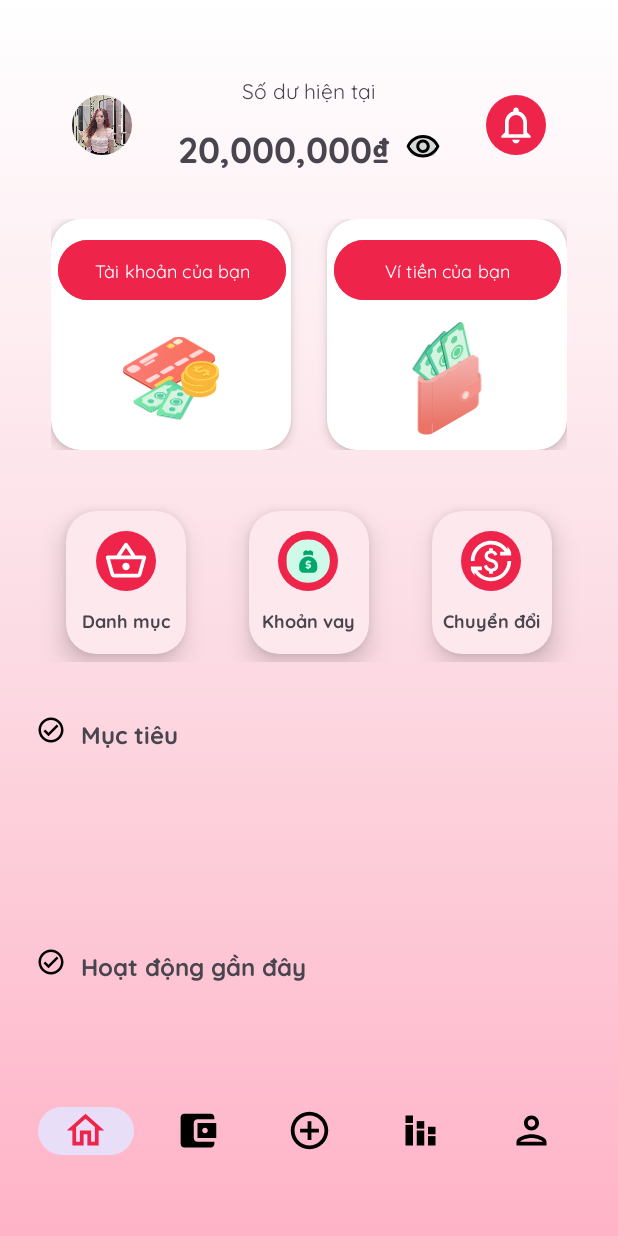
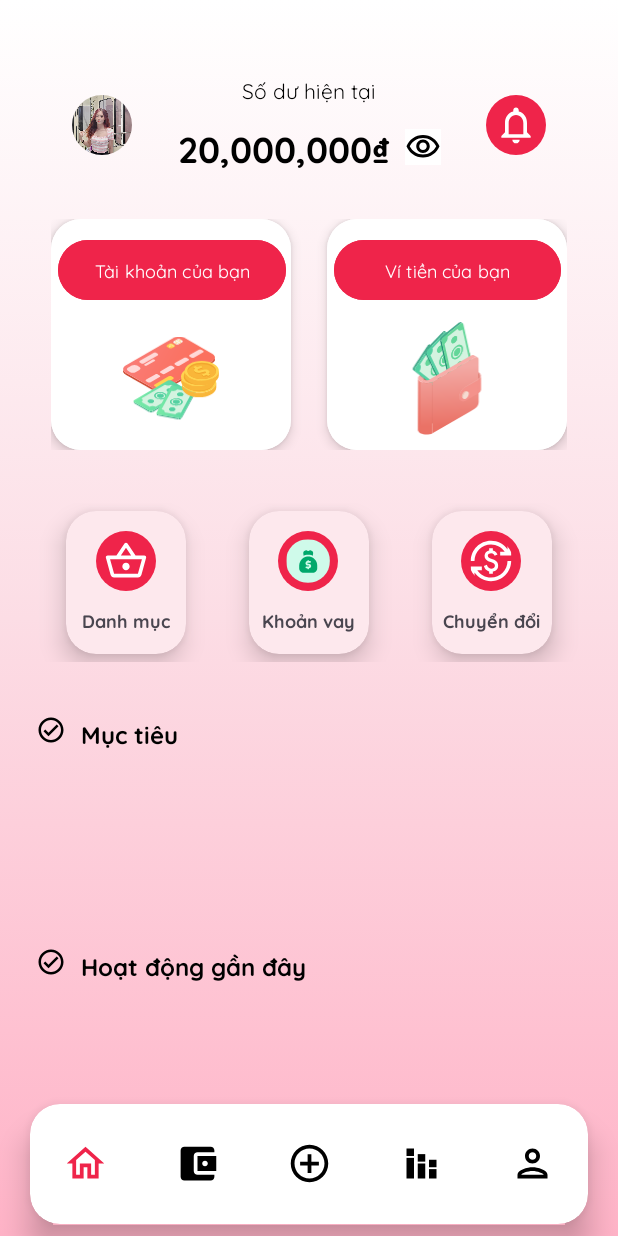
Before and after one commit to QuDaMyker/personal-expense-management, an Android app: the HomeFragment screen opened directly, with no data from a screen before it, on a phone screen of 412 x 824 dp. Run offline under Robolectric (Android 15) with nearby library versions, the phone set to English and light mode, and no system bars; our stand-ins replace CircleImageView.

Commit message:
fix menu

```diff
--- /dev/null
+++ b/app/src/main/res/color/item_bottom_nav_menu.xml
@@ -0,0 +1,5 @@
+<?xml version="1.0" encoding="utf-8"?>
+<selector xmlns:android="http://schemas.android.com/apk/res/android">
+    <item android:color="@color/primary40" android:state_checked="true"/>
+    <item android:color="@color/black" android:state_checked="false"/>
+</selector>
--- a/app/src/main/res/layout/activity_login.xml
+++ b/app/src/main/res/layout/activity_login.xml
@@ -4,14 +4,15 @@
     xmlns:tools="http://schemas.android.com/tools"
     android:layout_width="match_parent"
     android:layout_height="match_parent"
+    android:background="@color/white"
     android:padding="24dp"
     tools:context=".controller.activity.login.LoginActivity">
 
     <ImageView
-        android:layout_marginTop="60dp"
         android:id="@+id/icLogin"
         android:layout_width="wrap_content"
         android:layout_height="wrap_content"
+        android:layout_marginTop="60dp"
         android:src="@drawable/ic_login"
         app:layout_constraintLeft_toLeftOf="parent"
         app:layout_constraintRight_toRightOf="parent"
@@ -55,10 +56,10 @@
         android:layout_marginStart="24dp"
         android:layout_marginTop="30dp"
         android:layout_marginEnd="24dp"
-        android:padding="15dp"
         android:backgroundTint="@color/primary90"
         android:drawableLeft="@drawable/ic_google"
         android:fontFamily="@font/quicksand_bold"
+        android:padding="15dp"
         android:text="Đăng nhập với Google"
         android:textColor="@color/primary40"
         android:textSize="12dp"
@@ -74,11 +75,11 @@
         android:layout_gravity="center"
         android:layout_marginStart="24dp"
         android:layout_marginTop="20dp"
-        android:padding="15dp"
         android:layout_marginEnd="24dp"
         android:backgroundTint="@color/primary40"
         android:drawableLeft="@drawable/ic_arrow_forward_24"
         android:fontFamily="@font/quicksand_bold"
+        android:padding="15dp"
         android:text="Bỏ qua và khám phá ngay"
         android:textColor="@color/white"
         android:textSize="12dp"
--- a/app/src/main/res/layout/activity_root.xml
+++ b/app/src/main/res/layout/activity_root.xml
@@ -1,38 +1,62 @@
 <?xml version="1.0" encoding="utf-8"?>
-<androidx.constraintlayout.widget.ConstraintLayout xmlns:android="http://schemas.android.com/apk/res/android"
+<RelativeLayout xmlns:android="http://schemas.android.com/apk/res/android"
     xmlns:app="http://schemas.android.com/apk/res-auto"
     xmlns:tools="http://schemas.android.com/tools"
     android:layout_width="match_parent"
     android:layout_height="match_parent"
+    android:background="@color/white"
     tools:context=".controller.activity.RootActivity">
 
     <FrameLayout
         android:id="@+id/frame_layout"
         android:layout_width="match_parent"
         android:layout_height="match_parent"
-        app:layout_constraintBottom_toTopOf="@+id/bottomNavigationView"
+        android:background="@color/white"
+        app:layout_constraintBottom_toTopOf="@+id/cardView"
         app:layout_constraintEnd_toEndOf="parent"
         app:layout_constraintStart_toStartOf="parent"
-        app:layout_constraintTop_toTopOf="parent"/>
+        app:layout_constraintTop_toTopOf="parent" />
 
-    <com.google.android.material.bottomnavigation.BottomNavigationView
-        android:id="@+id/bottomNavigationView"
-        android:layout_width="match_parent"
+    <androidx.cardview.widget.CardView
+        android:id="@+id/cardView"
+        android:layout_width="wrap_content"
         android:layout_height="wrap_content"
         android:layout_alignParentBottom="true"
-        android:layout_marginStart="20dp"
-        android:layout_marginEnd="20dp"
-        android:layout_marginBottom="30dp"
-        android:background="@drawable/bottom_background"
-        app:itemIconSize="30dp"
-        app:itemIconTint="@drawable/item_selector"
-        app:itemRippleColor="@android:color/transparent"
-        app:labelVisibilityMode="unlabeled"
+        android:layout_marginHorizontal="20dp"
+        android:layout_marginBottom="8dp"
+        android:background="@color/white"
+        android:elevation="5dp"
+        android:translationZ="10dp"
+        app:cardCornerRadius="20dp">
 
-        app:menu="@menu/bottom_menu"
-        app:layout_constraintBottom_toBottomOf="parent"
-        app:layout_constraintEnd_toEndOf="parent"
-        app:layout_constraintStart_toStartOf="parent"/>
+        <com.google.android.material.bottomnavigation.BottomNavigationView
+            app:itemActiveIndicatorStyle="@color/primary40"
+            android:id="@+id/bottomNavigationView"
+            android:layout_width="match_parent"
+            android:layout_height="wrap_content"
+            android:backgroundTint="@color/white"
+            android:background="@color/white"
+            app:itemIconSize="30dp"
+            app:itemIconTint="@color/item_bottom_nav_menu"
+            app:itemTextColor="@color/item_bottom_nav_menu"
+            app:labelVisibilityMode="unlabeled"
+            app:menu="@menu/bottom_menu" />
+    </androidx.cardview.widget.CardView>
 
+<!--    <com.google.android.material.bottomnavigation.BottomNavigationView-->
+<!--        app:itemActiveIndicatorStyle="@color/primary40"-->
+<!--        android:id="@+id/bottomNavigationView"-->
+<!--        android:layout_width="match_parent"-->
+<!--        android:layout_height="wrap_content"-->
+<!--        android:backgroundTint="@color/white"-->
+<!--        android:layout_alignParentBottom="true"-->
+<!--        android:layout_marginHorizontal="20dp"-->
+<!--        android:layout_marginBottom="8dp"-->
+<!--        android:background="@color/white"-->
+<!--        app:itemIconSize="30dp"-->
+<!--        app:itemIconTint="@color/item_bottom_nav_menu"-->
+<!--        app:itemTextColor="@color/item_bottom_nav_menu"-->
+<!--        app:labelVisibilityMode="unlabeled"-->
+<!--        app:menu="@menu/bottom_menu" />-->
 
-</androidx.constraintlayout.widget.ConstraintLayout>
+</RelativeLayout>
--- a/app/src/main/res/layout/fragment_home.xml
+++ b/app/src/main/res/layout/fragment_home.xml
@@ -38,6 +38,7 @@
                 android:layout_width="wrap_content"
                 android:layout_height="wrap_content"
                 android:text="Số dư hiện tại"
+                android:textColor="@color/black"
                 android:textSize="14sp"
                 android:textStyle="normal"
                 app:layout_constraintLeft_toRightOf="@id/profile_image"
@@ -59,6 +60,7 @@
                     android:layout_width="wrap_content"
                     android:layout_height="wrap_content"
                     android:text="20,000,000₫"
+                    android:textColor="@color/black"
                     android:textSize="24sp"
                     android:textStyle="bold" />
 
@@ -66,6 +68,7 @@
                     android:layout_width="24dp"
                     android:layout_height="24dp"
                     android:layout_marginLeft="10dp"
+                    android:background="@color/white"
                     android:src="@drawable/ic_visible_on" />
             </androidx.appcompat.widget.LinearLayoutCompat>
 
@@ -95,29 +98,30 @@
             <androidx.cardview.widget.CardView
                 android:layout_width="wrap_content"
                 android:layout_height="wrap_content"
+                android:layout_marginTop="5dp"
+                android:layout_marginBottom="5dp"
                 android:elevation="20dp"
+                android:padding="40dp"
                 app:cardCornerRadius="20dp"
                 app:cardElevation="5dp"
-                android:padding="40dp"
-                android:layout_marginBottom="5dp"
-                android:layout_marginTop="5dp"
                 app:layout_constraintBottom_toBottomOf="parent"
                 app:layout_constraintLeft_toLeftOf="parent"
                 app:layout_constraintTop_toTopOf="parent">
 
                 <androidx.constraintlayout.widget.ConstraintLayout
                     android:layout_width="160dp"
-                    android:layout_height="wrap_content">
+                    android:layout_height="wrap_content"
+                    android:background="@color/white">
 
                     <Button
                         android:id="@+id/btn_youraccount"
                         android:layout_width="wrap_content"
                         android:layout_height="wrap_content"
                         android:layout_gravity="center"
+                        android:layout_marginTop="10dp"
                         android:backgroundTint="@color/primary40"
                         android:text="Tài khoản của bạn"
                         android:textSize="12dp"
-                        android:layout_marginTop="10dp"
                         app:layout_constraintEnd_toEndOf="parent"
                         app:layout_constraintHorizontal_bias="0.545"
                         app:layout_constraintLeft_toLeftOf="parent"
@@ -141,29 +145,30 @@
             <androidx.cardview.widget.CardView
                 android:layout_width="wrap_content"
                 android:layout_height="wrap_content"
+                android:layout_marginTop="5dp"
+                android:layout_marginBottom="5dp"
                 android:elevation="20dp"
+                android:padding="40dp"
                 app:cardCornerRadius="20dp"
                 app:cardElevation="5dp"
-                android:layout_marginTop="5dp"
-                android:padding="40dp"
-                android:layout_marginBottom="5dp"
                 app:layout_constraintBottom_toBottomOf="parent"
                 app:layout_constraintRight_toRightOf="parent"
                 app:layout_constraintTop_toTopOf="parent">
 
                 <androidx.constraintlayout.widget.ConstraintLayout
                     android:layout_width="160dp"
-                    android:layout_height="wrap_content">
+                    android:layout_height="wrap_content"
+                    android:background="@color/white">
 
                     <Button
                         android:id="@+id/btn_walletaccount"
                         android:layout_width="151dp"
                         android:layout_height="wrap_content"
                         android:layout_gravity="center"
+                        android:layout_marginTop="10dp"
                         android:backgroundTint="@color/primary40"
                         android:text="Ví tiền của bạn"
                         android:textSize="12dp"
-                        android:layout_marginTop="10dp"
                         app:layout_constraintLeft_toLeftOf="parent"
                         app:layout_constraintRight_toRightOf="parent"
                         app:layout_constraintTop_toTopOf="parent" />
@@ -199,19 +204,19 @@
 
             <androidx.cardview.widget.CardView
                 android:id="@+id/cardV_DanhMuc"
-                app:layout_constraintTop_toTopOf="parent"
-                app:layout_constraintBottom_toBottomOf="parent"
-                app:layout_constraintLeft_toLeftOf="parent"
                 android:layout_width="80dp"
                 android:layout_height="95dp"
+                android:layout_marginStart="20dp"
                 android:layout_marginTop="5dp"
                 android:layout_marginRight="32dp"
                 android:layout_marginBottom="5dp"
                 android:padding="40dp"
-                android:layout_marginStart="20dp"
                 app:cardBackgroundColor="@color/primary90"
                 app:cardCornerRadius="20dp"
-                app:cardElevation="10dp">
+                app:cardElevation="10dp"
+                app:layout_constraintBottom_toBottomOf="parent"
+                app:layout_constraintLeft_toLeftOf="parent"
+                app:layout_constraintTop_toTopOf="parent">
 
                 <LinearLayout
                     android:layout_width="wrap_content"
@@ -241,10 +246,6 @@
             </androidx.cardview.widget.CardView>
 
             <androidx.cardview.widget.CardView
-                app:layout_constraintTop_toTopOf="parent"
-                app:layout_constraintBottom_toBottomOf="parent"
-                app:layout_constraintLeft_toRightOf="@id/cardV_DanhMuc"
-                app:layout_constraintRight_toLeftOf="@id/cardV_ChuyenDoi"
                 android:id="@+id/cardV_KhoanVay"
                 android:layout_width="80dp"
                 android:layout_height="95dp"
@@ -253,7 +254,11 @@
                 android:padding="40dp"
                 app:cardBackgroundColor="@color/primary90"
                 app:cardCornerRadius="20dp"
-                app:cardElevation="10dp">
+                app:cardElevation="10dp"
+                app:layout_constraintBottom_toBottomOf="parent"
+                app:layout_constraintLeft_toRightOf="@id/cardV_DanhMuc"
+                app:layout_constraintRight_toLeftOf="@id/cardV_ChuyenDoi"
+                app:layout_constraintTop_toTopOf="parent">
 
                 <LinearLayout
                     android:layout_width="wrap_content"
@@ -284,18 +289,18 @@
 
             <androidx.cardview.widget.CardView
                 android:id="@+id/cardV_ChuyenDoi"
-                app:layout_constraintTop_toTopOf="parent"
-                app:layout_constraintBottom_toBottomOf="parent"
-                app:layout_constraintRight_toRightOf="parent"
                 android:layout_width="80dp"
                 android:layout_height="95dp"
                 android:layout_marginTop="5dp"
+                android:layout_marginEnd="20dp"
                 android:layout_marginBottom="5dp"
                 android:padding="40dp"
-                android:layout_marginEnd="20dp"
                 app:cardBackgroundColor="@color/primary90"
                 app:cardCornerRadius="20dp"
-                app:cardElevation="10dp">
+                app:cardElevation="10dp"
+                app:layout_constraintBottom_toBottomOf="parent"
+                app:layout_constraintRight_toRightOf="parent"
+                app:layout_constraintTop_toTopOf="parent">
 
                 <LinearLayout
                     android:layout_width="wrap_content"
@@ -346,6 +351,7 @@
                 android:layout_width="wrap_content"
                 android:layout_height="wrap_content"
                 android:text="Mục tiêu"
+                android:textColor="@color/black"
                 android:textSize="16sp"
                 android:textStyle="bold" />
         </LinearLayout>
@@ -380,6 +386,7 @@
                 android:layout_width="wrap_content"
                 android:layout_height="wrap_content"
                 android:text="Hoạt động gần đây"
+                android:textColor="@color/black"
                 android:textSize="16sp"
                 android:textStyle="bold" />
         </LinearLayout>
--- a/app/src/main/res/layout/fragment_transaction.xml
+++ b/app/src/main/res/layout/fragment_transaction.xml
@@ -4,6 +4,7 @@
     xmlns:tools="http://schemas.android.com/tools"
     android:layout_width="match_parent"
     android:layout_height="match_parent"
+    android:background="@color/white"
     android:padding="24dp"
     tools:context=".controller.activity.transaction.fragment.TransactionFragment">
 
@@ -80,7 +81,7 @@
                         android:id="@+id/imgPreYear"
                         android:layout_width="wrap_content"
                         android:layout_height="wrap_content"
-                        android:layout_marginLeft="21dp"
+                        android:layout_marginLeft="15dp"
                         android:background="@drawable/circle_white_background"
                         android:padding="5dp"
                         android:src="@drawable/ic_arrow_back_ios"
@@ -106,7 +107,7 @@
                         android:id="@+id/imgNextYear"
                         android:layout_width="wrap_content"
                         android:layout_height="wrap_content"
-                        android:layout_marginRight="21dp"
+                        android:layout_marginRight="15dp"
                         android:background="@drawable/circle_white_background"
                         android:padding="5dp"
                         android:src="@drawable/ic_arrow_forward_ios"
@@ -140,7 +141,7 @@
                         android:id="@+id/imgPreMonth"
                         android:layout_width="wrap_content"
                         android:layout_height="wrap_content"
-                        android:layout_marginLeft="21dp"
+                        android:layout_marginLeft="15dp"
                         android:background="@drawable/circle_white_background"
                         android:padding="5dp"
                         android:src="@drawable/ic_arrow_back_ios"
@@ -153,7 +154,7 @@
                         android:layout_width="wrap_content"
                         android:layout_height="wrap_content"
                         android:fontFamily="@font/quicksand_bold"
-                        android:paddingLeft="10dp"
+                        android:paddingLeft="5dp"
                         android:paddingTop="2dp"
                         android:paddingRight="10dp"
                         android:paddingBottom="2dp"
@@ -191,7 +192,7 @@
                         android:fontFamily="@font/quicksand_bold"
                         android:paddingLeft="10dp"
                         android:paddingTop="2dp"
-                        android:paddingRight="10dp"
+                        android:paddingRight="5dp"
                         android:paddingBottom="2dp"
                         android:text="Tháng 11"
                         android:textColor="@color/black"
@@ -206,7 +207,7 @@
                         android:id="@+id/imgNextMonth"
                         android:layout_width="wrap_content"
                         android:layout_height="wrap_content"
-                        android:layout_marginRight="21dp"
+                        android:layout_marginRight="15dp"
                         android:background="@drawable/circle_white_background"
                         android:padding="5dp"
                         android:src="@drawable/ic_arrow_forward_ios"
--- a/app/src/main/res/values-night/themes.xml
+++ b/app/src/main/res/values-night/themes.xml
@@ -1,6 +1,6 @@
 <resources xmlns:tools="http://schemas.android.com/tools">
     <!-- Base application theme. -->
-    <style name="Base.Theme.Personalexpensemanagement" parent="Theme.Material3.DayNight.NoActionBar">
+    <style name="Base.Theme.Personalexpensemanagement" parent="Theme.Material3.Light.NoActionBar">
         <!-- Customize your dark theme here. -->
         <!-- <item name="colorPrimary">@color/my_dark_primary</item> -->
         <item name="colorPrimary">@color/primary40</item>
--- a/app/src/main/res/values/themes.xml
+++ b/app/src/main/res/values/themes.xml
@@ -1,6 +1,6 @@
 <resources xmlns:tools="http://schemas.android.com/tools">
     <!-- Base application theme. -->
-    <style name="Base.Theme.Personalexpensemanagement" parent="Theme.Material3.DayNight.NoActionBar">
+    <style name="Base.Theme.Personalexpensemanagement" parent="Theme.Material3.Light.NoActionBar">
         <!-- Customize your light theme here. -->
         <!-- <item name="colorPrimary">@color/my_light_primary</item> -->
         <item name="colorPrimary">@color/primary40</item>
```
